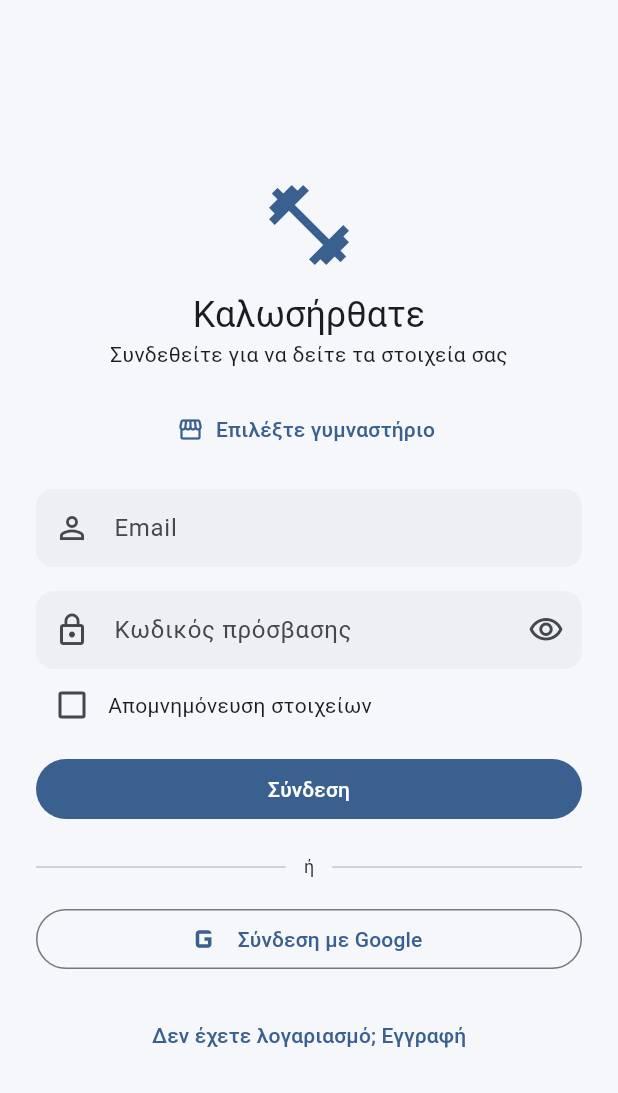
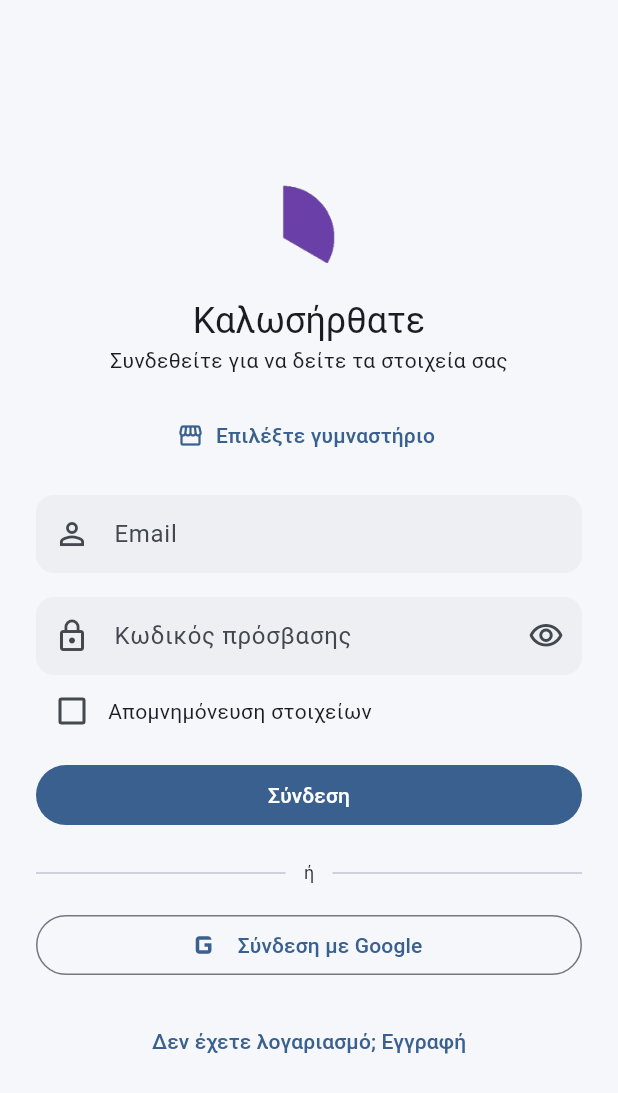
Before and after one commit to Tsolos/fitness-customer-app, a Flutter app: the screen it shows after launch, on a phone screen of 412 x 824 dp. Shown: the top 1093 px of the screen. Run offline on Flutter 3.47's test engine with Material 3 defaults, Android fonts, the phone set to English and light mode, and no system bars; our stand-ins replace cached_network_image, connectivity_plus, dartz, dio, equatable, fl_chart and 9 more; missing offline and left inert: google_sign_in_web; generated files the repository leaves out were written again.

Commit message:
Replace dumbbell icon with the 20 Min Fitness brand mark
Uses a transparent PNG so it blends into both the light and dark theme without a backdrop container.

Co-Authored-By: Claude Sonnet 5 <noreply@anthropic.com>
Claude-Session: https://claude.ai/code/session_01NvVM1Luk4qPHEyQULPzBmw

```diff
--- /dev/null
+++ b/lib/core/widgets/brand_mark.dart
@@ -0,0 +1,19 @@
+import 'package:flutter/material.dart';
+
+/// The "20 Min Fitness" brand mark, on a transparent background so it blends
+/// into whatever surface it's placed on in both the light and dark theme.
+class BrandMark extends StatelessWidget {
+  const BrandMark({super.key, this.size = 64});
+
+  final double size;
+
+  @override
+  Widget build(BuildContext context) {
+    return Image.asset(
+      'assets/images/brand_mark.png',
+      width: size,
+      height: size,
+      fit: BoxFit.contain,
+    );
+  }
+}
--- a/lib/features/auth/presentation/screens/login_screen.dart
+++ b/lib/features/auth/presentation/screens/login_screen.dart
@@ -5,6 +5,7 @@ import 'package:go_router/go_router.dart';
 
 import '../../../../core/router/route_paths.dart';
 import '../../../../core/services/google_auth_service.dart';
+import '../../../../core/widgets/brand_mark.dart';
 import '../../../gym/domain/entities/gym.dart';
 import '../../../gym/presentation/providers/gym_providers.dart';
 import '../../../gym/presentation/widgets/gym_picker_sheet.dart';
@@ -138,7 +139,7 @@ class _LoginScreenState extends ConsumerState<LoginScreen> {
                   mainAxisSize: MainAxisSize.min,
                   children: [
                     const SizedBox(height: 32),
-                    Icon(Icons.fitness_center, size: 64, color: Theme.of(context).colorScheme.primary),
+                    const Center(child: BrandMark(size: 72)),
                     const SizedBox(height: 12),
                     Text(
                       'Καλωσήρθατε',
--- a/lib/features/gym/presentation/widgets/gym_picker_sheet.dart
+++ b/lib/features/gym/presentation/widgets/gym_picker_sheet.dart
@@ -2,6 +2,7 @@ import 'package:flutter/material.dart';
 import 'package:flutter_riverpod/flutter_riverpod.dart';
 
 import '../../../../core/error/failures.dart';
+import '../../../../core/widgets/brand_mark.dart';
 import '../../../../core/widgets/error_view.dart';
 import '../../../../core/widgets/loading_indicator.dart';
 import '../../domain/entities/gym.dart';
@@ -74,7 +75,7 @@ class _GymPickerSheetState extends ConsumerState<GymPickerSheet> {
                     itemBuilder: (context, index) {
                       final gym = filtered[index];
                       return ListTile(
-                        leading: const Icon(Icons.fitness_center),
+                        leading: const BrandMark(size: 32),
                         title: Text(gym.title),
                         onTap: () => Navigator.of(context).pop<Gym>(gym),
                       );
--- a/pubspec.yaml
+++ b/pubspec.yaml
@@ -106,6 +106,8 @@ flutter:
   # assets:
   #   - images/a_dot_burr.jpeg
   #   - images/a_dot_ham.jpeg
+  assets:
+    - assets/images/brand_mark.png
 
   # An image asset can refer to one or more resolution-specific "variants", see
   # https://flutter.dev/to/resolution-aware-images
```
Also changed, not shown: assets/images/2.0x/brand_mark.png (added), assets/images/3.0x/brand_mark.png (added), assets/images/brand_mark.png (added).
